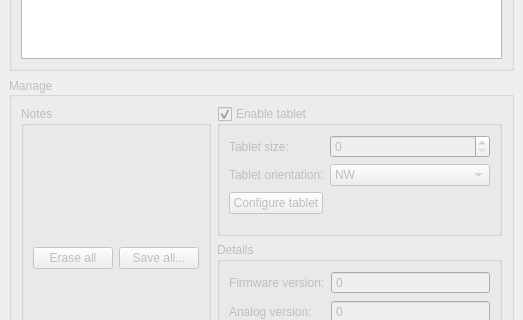
Qt form m210c-qt/ui/mainwindow.ui (tuomasjjrasanen/m210) before a commit; both pictures show x 0 to 523 and y 286 to 606 of the 523 by 722 pixel window.
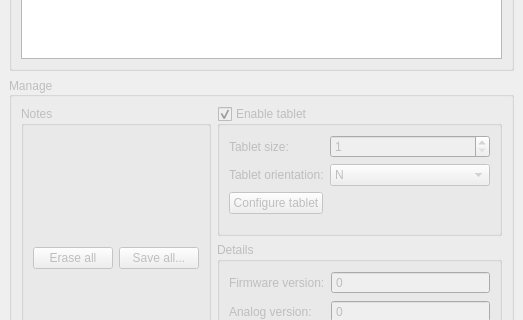
The same form after that commit.

Commit message: Effective size range is from 1 to 9.

Diff of the .ui file:
```diff
--- a/m210c-qt/ui/mainwindow.ui
+++ b/m210c-qt/ui/mainwindow.ui
@@ -125,7 +125,7 @@
               <item row="0" column="1">
                <widget class="QSpinBox" name="spinBoxSize">
                 <property name="minimum">
-                 <number>0</number>
+                 <number>1</number>
                 </property>
                 <property name="maximum">
                  <number>9</number>
@@ -146,7 +146,7 @@
                <widget class="QComboBox" name="comboBoxOrientation">
                 <item>
                  <property name="text">
-                  <string>NW</string>
+                  <string>N</string>
                  </property>
                 </item>
                 <item>
```
Left out of the diff: 2 changed lines with no effect on the pictures. The commit also changes 2 other files.
